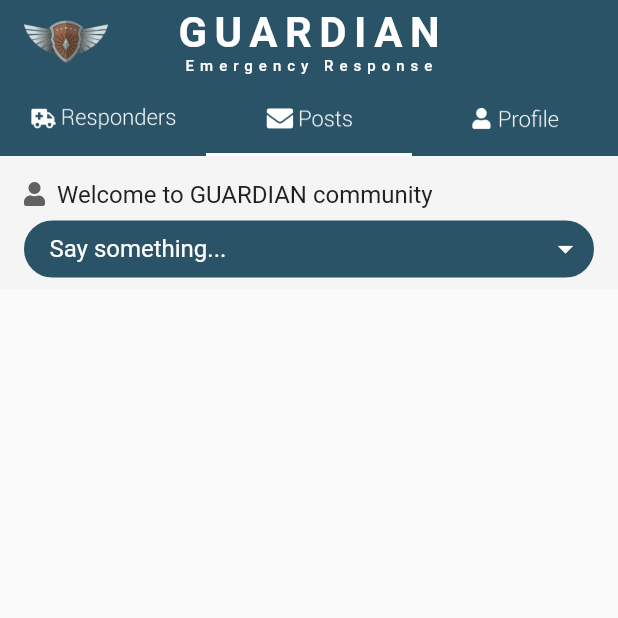
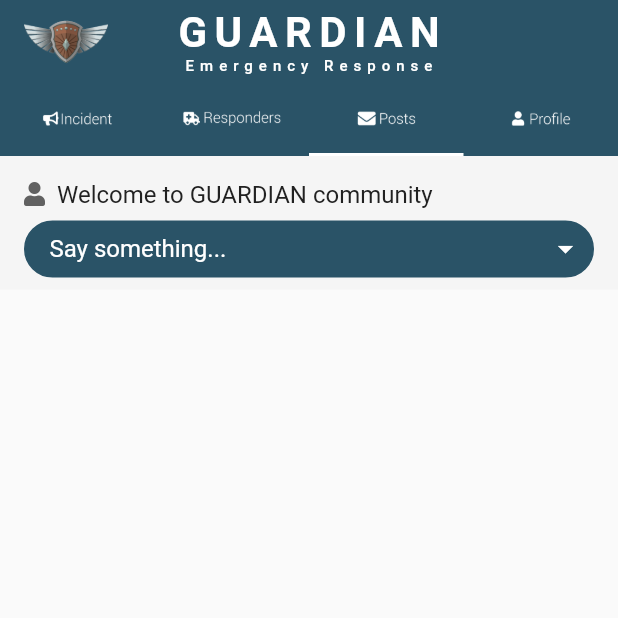
Before and after one commit to csindex/guardian_flutter, a Flutter app: the GuardianHome screen opened directly, on a phone screen of 412 x 824 dp, the top half of it. Run offline on Flutter 3.47's test engine with Material 2 defaults, Android fonts, the phone set to English and light mode, and no system bars; our stand-ins replace camera, device_info, email_validator, firebase_auth, firebase_messaging, flip_card and 14 more; missing offline and left inert: flutter_custom_tabs, flutter_facebook_login, flutter_reaction_button, flutter_simple_dependency_injection, get_mac, google_geocoding and 3 more; accounts and stored records are empty; network calls fail.

Commit message:
Update - 06/11/2021 Added incident-main.dart for incident reporting.
Signed-off-by: csindex02 <jornelb@gmail.com>

```diff
--- a/lib/navigation/main-nav/guardian-home.dart
+++ b/lib/navigation/main-nav/guardian-home.dart
@@ -13,6 +13,7 @@ import '../../provider/user/viewmodel-user-profile.dart';
 import '../../screens/profile/profile-main.dart';
 import '../../screens/responders/responders.dart';
 import '../../screens/posts/posts.dart';
+import '../../screens/incident/incident-main.dart';
 import '../../screens/id/id.dart';
 import '../../services/web-service.dart';
 
@@ -159,8 +160,8 @@ class _GuardianHomeState extends State<GuardianHome> {
     // _register();
     print('authToken - ${widget.token}');
     return DefaultTabController(
-      length: (userProfileVM != null && userProfileVM.company != null) ? 4: 3,
-      initialIndex: (userProfileVM != null && userProfileVM.company != null) ? 2 : 1,
+      length: (userProfileVM != null && userProfileVM.company != null) ? 5: 4,
+      initialIndex: (userProfileVM != null && userProfileVM.company != null) ? 3 : 2,
       child: Scaffold(
         body: NestedScrollView(
           controller: _scrollController,
@@ -219,6 +220,13 @@ class _GuardianHomeState extends State<GuardianHome> {
                   tabs: [
                     Tab(
                       icon: ImageIcon(
+                        AssetImage('assets/inc_ti.png'),
+                        size: 128,
+                        color: Colors.white,
+                      ),
+                    ),
+                    Tab(
+                      icon: ImageIcon(
                         AssetImage('assets/id_ti.png'),
                         size: 128,
                         color: Colors.white,
@@ -258,6 +266,13 @@ class _GuardianHomeState extends State<GuardianHome> {
                   tabs: [
                     Tab(
                       icon: ImageIcon(
+                        AssetImage('assets/inc_ti.png'),
+                        size: 128,
+                        color: Colors.white,
+                      ),
+                    ),
+                    Tab(
+                      icon: ImageIcon(
                         AssetImage('assets/ambu_ti.png'),
                         size: 128,
                         color: Colors.white,
@@ -285,6 +300,10 @@ class _GuardianHomeState extends State<GuardianHome> {
           body: (userProfileVM != null && userProfileVM.company != null)
               ? TabBarView(
                       children: [
+                        IncidentMain(
+                          userVM: userProfileVM,
+                          token: widget.token,
+                        ),
                         ID(
                           vm: vm,
                           userProfileVM: userProfileVM,
@@ -316,6 +335,10 @@ class _GuardianHomeState extends State<GuardianHome> {
                     )
               : TabBarView(
                   children: [
+                    IncidentMain(
+                      userVM: userProfileVM,
+                      token: widget.token,
+                    ),
                     Responders(
                       vm: vm,
                       userVM: userProfileVM,
--- a/lib/utils/constants/utils.dart
+++ b/lib/utils/constants/utils.dart
@@ -12,7 +12,7 @@ const Color fbBtnColor = Color(0xFF3D5A98);
 final String prodEndPoint = 'https://ccc.guardian4emergency.com';
 final String devEndPoint = 'https://ccc.guardian4emergency.com';
 final String termsEndPoint = 'https://guardian4emergency.com';
-final String secretHollowsEndPoint = 'http://10.128.50.147:3000'; //'https://ce26c1b1-bc28-4a2e-b2cb-c1460f1e904f.mock.pstmn.io' //https://secret-hollows-28950.herokuapp.com
+final String secretHollowsEndPoint = 'http://10.128.50.106:3000'; //'https://ce26c1b1-bc28-4a2e-b2cb-c1460f1e904f.mock.pstmn.io' //https://secret-hollows-28950.herokuapp.com
 
 const String gMAK = 'AIzaSyCoviUZrvv1kcF9gNDhdmuLevZDwSREJE8';
 
```
Also changed, not shown: lib/screens/incident/incident-main.dart (added, +249 -0 lines), assets/inc_ti.png (added).
